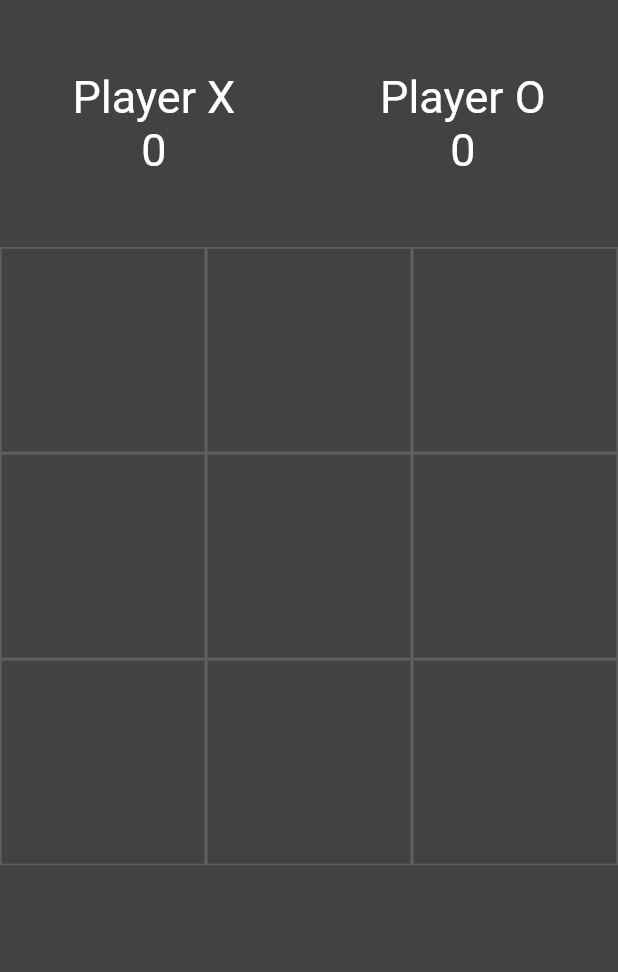
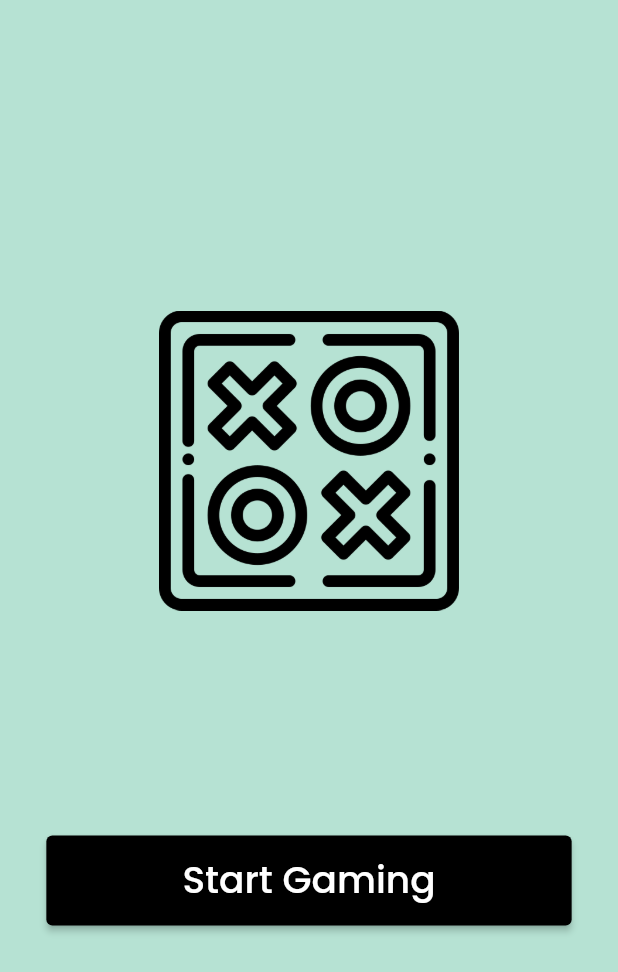
Before and after one commit to ahmadshakir21/Tic_Tac_Toe, a Flutter app: the screen it shows after launch, on a phone screen of 412 x 824 dp. Shown: the top 972 px of the screen. Run offline on Flutter 3.47's test engine with Material 2 defaults, Android fonts, the phone set to English and light mode, and no system bars; our stand-ins replace google_fonts.

Commit message:
changing UI

```diff
--- /dev/null
+++ b/lib/game_starting.dart
@@ -0,0 +1,50 @@
+import 'package:flutter/material.dart';
+import 'package:flutter/src/foundation/key.dart';
+import 'package:flutter/src/widgets/framework.dart';
+import 'package:google_fonts/google_fonts.dart';
+import 'package:tic_tac_toe_game/home_screen.dart';
+
+class GameStarting extends StatelessWidget {
+  const GameStarting({Key? key}) : super(key: key);
+
+  @override
+  Widget build(BuildContext context) {
+    return SafeArea(
+      child: Scaffold(
+        backgroundColor: const Color(0xFFB6E2D3),
+        body: Center(
+          child: Column(
+            mainAxisAlignment: MainAxisAlignment.center,
+            children: [
+              Container(
+                height: 200,
+                width: 200,
+                child: Image.asset("assets/images/tic-tac-toe (1).png"),
+              ),
+              const SizedBox(
+                height: 150,
+              ),
+              Container(
+                height: 60,
+                width: MediaQuery.of(context).size.width * 0.85,
+                child: ElevatedButton(
+                    onPressed: () {
+                      Navigator.of(context).push(MaterialPageRoute(
+                        builder: (context) => const HomeScreen(),
+                      ));
+                    },
+                    style: ElevatedButton.styleFrom(
+                        primary: const Color(0xFF000000)),
+                    child: Text(
+                      "Start Gaming",
+                      style: GoogleFonts.poppins(
+                          fontSize: 25, fontWeight: FontWeight.w500),
+                    )),
+              ),
+            ],
+          ),
+        ),
+      ),
+    );
+  }
+}
--- a/lib/home_screen.dart
+++ b/lib/home_screen.dart
@@ -1,4 +1,5 @@
 import 'package:flutter/material.dart';
+import 'package:google_fonts/google_fonts.dart';
 
 class HomeScreen extends StatefulWidget {
   const HomeScreen({Key? key}) : super(key: key);
@@ -9,7 +10,8 @@ class HomeScreen extends StatefulWidget {
 
 class _HomeScreenState extends State<HomeScreen> {
   bool OTurn = true; // the first player is O
-  var myStyleText = const TextStyle(color: Colors.white, fontSize: 30);
+  var myStyleText = GoogleFonts.poppins(
+      color: Colors.black, fontSize: 30, fontWeight: FontWeight.w500);
   int OScore = 0;
   int XScore = 0;
   int filledBoxes = 0;
@@ -148,7 +150,7 @@ class _HomeScreenState extends State<HomeScreen> {
   Widget build(BuildContext context) {
     return SafeArea(
       child: Scaffold(
-        backgroundColor: Colors.grey[800],
+        backgroundColor: const Color(0xFFB6E2D3),
         body: Column(
           children: [
             Expanded(
@@ -164,6 +166,9 @@ class _HomeScreenState extends State<HomeScreen> {
                           "Player X",
                           style: myStyleText,
                         ),
+                        const SizedBox(
+                          height: 7,
+                        ),
                         Text(
                           XScore.toString(),
                           style: myStyleText,
@@ -176,6 +181,9 @@ class _HomeScreenState extends State<HomeScreen> {
                         Text(
                           "Player O",
                           style: myStyleText,
+                        ),
+                        const SizedBox(
+                          height: 7,
                         ),
                         Text(
                           OScore.toString(),
@@ -198,13 +206,13 @@ class _HomeScreenState extends State<HomeScreen> {
                   onTap: () => tapped(index),
                   child: Container(
                       decoration: BoxDecoration(
-                        border: Border.all(color: Colors.grey[700]!),
+                        border: Border.all(color: Colors.black),
                       ),
                       child: Center(
                           child: Text(
                         displayEandO[index],
-                        style:
-                            const TextStyle(color: Colors.white, fontSize: 40),
+                        style: GoogleFonts.poppins(
+                            color: Colors.black, fontSize: 40),
                       ))),
                 ),
               ),
--- a/lib/main.dart
+++ b/lib/main.dart
@@ -1,4 +1,5 @@
 import 'package:flutter/material.dart';
+import 'package:tic_tac_toe_game/game_starting.dart';
 import 'package:tic_tac_toe_game/home_screen.dart';
 
 void main() {
@@ -12,7 +13,7 @@ class MyApp extends StatelessWidget {
   Widget build(BuildContext context) {
     return const MaterialApp(
       debugShowCheckedModeBanner: false,
-      home: HomeScreen(),
+      home: GameStarting(),
     );
   }
 }
--- a/pubspec.yaml
+++ b/pubspec.yaml
@@ -34,6 +34,7 @@ dependencies:
   # The following adds the Cupertino Icons font to your application.
   # Use with the CupertinoIcons class for iOS style icons.
   cupertino_icons: ^1.0.2
+  google_fonts: ^3.0.1
 
 dev_dependencies:
   flutter_test:
@@ -58,8 +59,8 @@ flutter:
   uses-material-design: true
 
   # To add assets to your application, add an assets section, like this:
-  # assets:
-  #   - images/a_dot_burr.jpeg
+  assets:
+    - assets/images/tic-tac-toe (1).png
   #   - images/a_dot_ham.jpeg
 
   # An image asset can refer to one or more resolution-specific "variants", see
```
Also changed, not shown: assets/images/tic-tac-toe (1).png (added), pubspec.lock, 1 other file.
